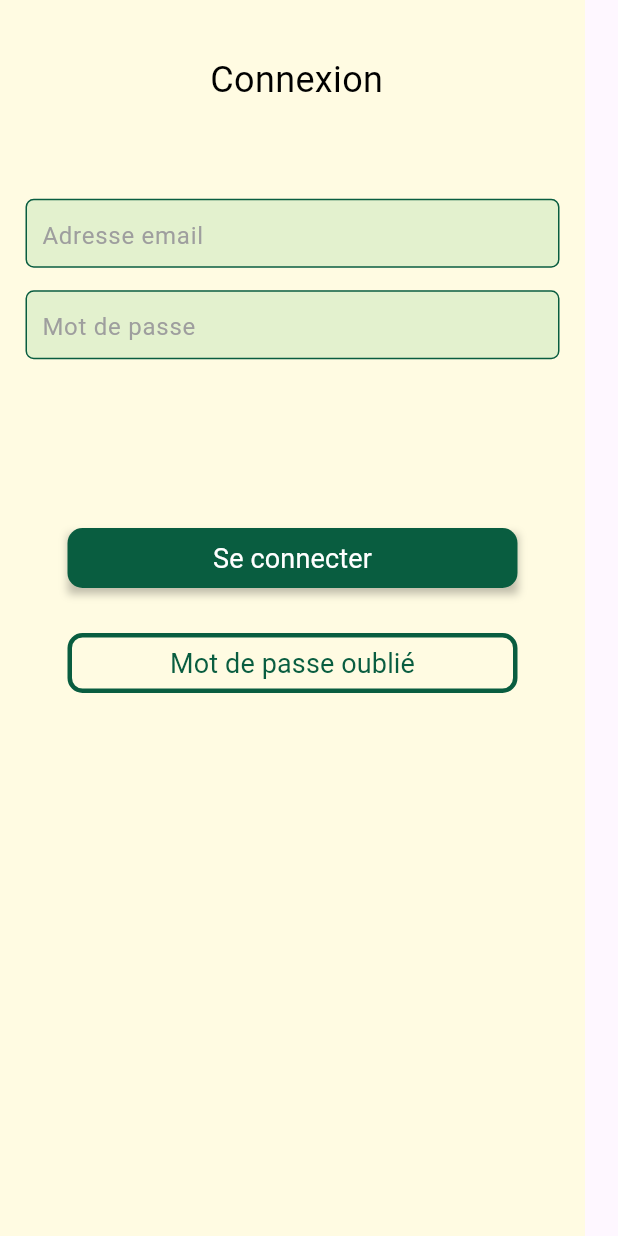
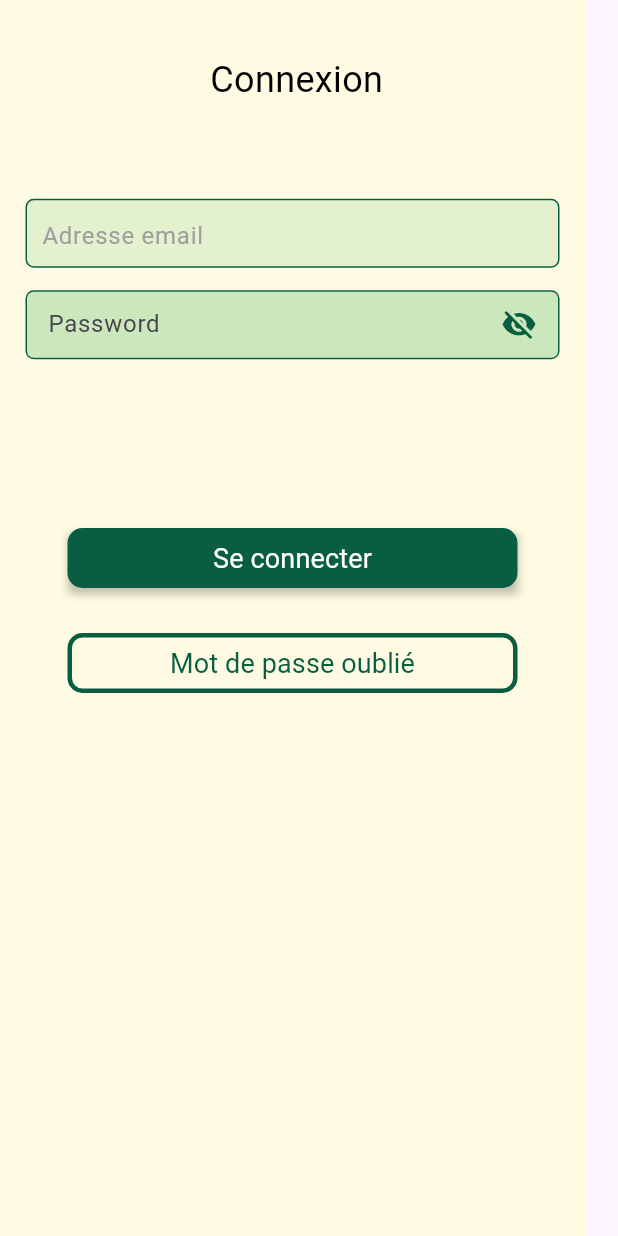
Before and after one commit to Local-Toi/LocalEtToi, a Flutter app: the LoginPage screen opened directly, on a phone screen of 412 x 824 dp. Run offline on Flutter 3.47's test engine with Material 2 defaults, Android fonts, the phone set to English and light mode, and no system bars; our stand-ins replace dio, sqflite; accounts and stored records are empty; Roboto replaces fonts that are missing (Eczar).

Commit message:
feat(signin) : add obscure text with button for password

```diff
--- a/lib/views/sign_in.dart
+++ b/lib/views/sign_in.dart
@@ -26,7 +26,8 @@ class _LoginPageState extends State<LoginPage> implements LoginCallBack {
   final scaffoldKey = GlobalKey<ScaffoldState>();
 
   late String username, password;
-
+  late bool _obscured = true;
+  final textFieldFocusNode = FocusNode();
   late LoginResponse loginResponse;
 
   /*TextEditingController emailController =
@@ -46,6 +47,14 @@ class _LoginPageState extends State<LoginPage> implements LoginCallBack {
         loginResponse.doLogin(username, password);
       });
     }
+  }
+
+  void _toggleObscured() {
+    setState(() {
+      _obscured = !_obscured;
+      if (textFieldFocusNode.hasPrimaryFocus) return;
+      textFieldFocusNode.canRequestFocus = false;
+    });
   }
 
   @override
@@ -221,20 +230,39 @@ class _LoginPageState extends State<LoginPage> implements LoginCallBack {
                         child: TextFormField(
                           onSaved: (val) => password = val!,
                           //controller: passwordController,
-                          obscureText: true,
+                          obscureText: _obscured,
+                          focusNode: textFieldFocusNode,
                           validator: (value) {
                             if (value == null || value.isEmpty) {
                               return 'Please enter your password';
                             }
                             return null;
                           },
-                          decoration: const InputDecoration(
+                          decoration: InputDecoration(
                             contentPadding:
-                            EdgeInsets.symmetric(horizontal: 10),
+                            const EdgeInsets.symmetric(horizontal: 10),
                             border: InputBorder.none,
                             hintText: 'Mot de passe',
-                            hintStyle: TextStyle(color: Colors.grey),
+                            hintStyle: const TextStyle(color: Colors.grey),
+                            floatingLabelBehavior: FloatingLabelBehavior.never,
+                            labelText: "Password",
+                            filled: true,
+                            fillColor: const Color(0x2640B65D),
+                            isDense: true,
+                            suffixIcon: Padding(
+                              padding: const EdgeInsets.fromLTRB(0, 0, 4, 0),
+                              child: GestureDetector(
+                                onTap: _toggleObscured,
+                                child: Icon(
+                                  _obscured
+                                      ? Icons.visibility_off_rounded
+                                      : Icons.visibility_rounded, color: const Color(0xFF095D40),
+                                  size: 24,
+                                ),
+                              ),
+                            ),
                           ),
+
                         ),
                       ),
                     ],
@@ -264,6 +292,5 @@ class _LoginPageState extends State<LoginPage> implements LoginCallBack {
         ),
       );
     }
-    // TODO: implement onLoginSuccess
   }
 }
```
Also changed, not shown: 1 other file.
